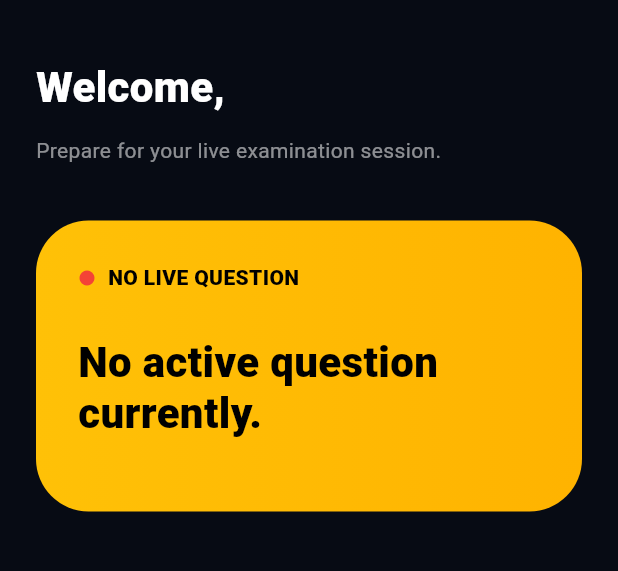
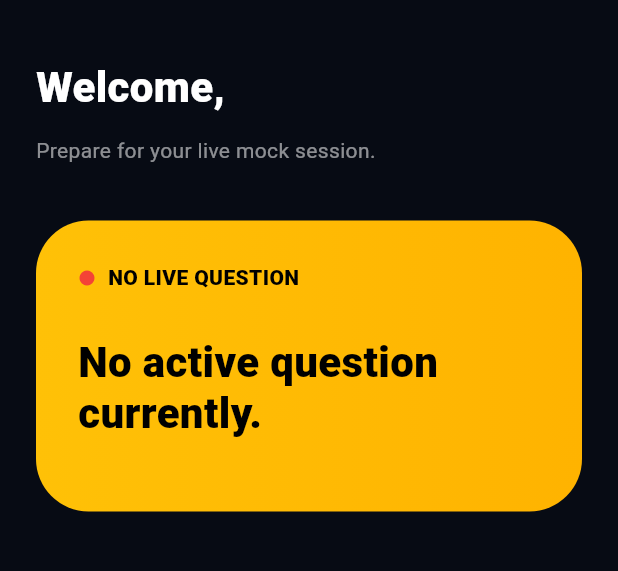
Before and after one commit to waziri1977/new_disciples, a Flutter app: the HomeScreen screen opened directly with empty values, on a phone screen of 412 x 824 dp, the part 63-634 px from its top. Run offline on Flutter 3.47's test engine with Material 3 defaults, Android fonts, the phone set to English and light mode, and no system bars; our stand-ins replace image_picker; network calls fail; Roboto replaces fonts that are missing (Poppins).

```diff
--- a/lib/src/home.dart
+++ b/lib/src/home.dart
@@ -315,7 +315,7 @@ class _HomeScreenState
 
               content: const Text(
 
-                "You minimized or exited the examination screen during a live examination.\n\nYou have been automatically disqualified for malpractice.",
+                "You minimized or exited the mock screen during a live session.\n\nYou have been automatically disqualified for malpractice.",
 
                 style: TextStyle(
 
@@ -494,7 +494,7 @@ class _HomeScreenState
 
                   const Text(
 
-                    "Enter the examination verification code before proceeding.",
+                    "Enter the mock verification code before proceeding.",
 
                     style: TextStyle(
 
@@ -916,7 +916,7 @@ class _HomeScreenState
 
               const Text(
 
-                "Prepare for your live examination session.",
+                "Prepare for your live mock session.",
 
                 style: TextStyle(
 
@@ -1139,7 +1139,7 @@ class _HomeScreenState
                           child:
                           const Text(
 
-                            "START EXAMINATION",
+                            "START MOCK",
 
                             style:
                             TextStyle(
```
Also changed, not shown: 32 other files.
